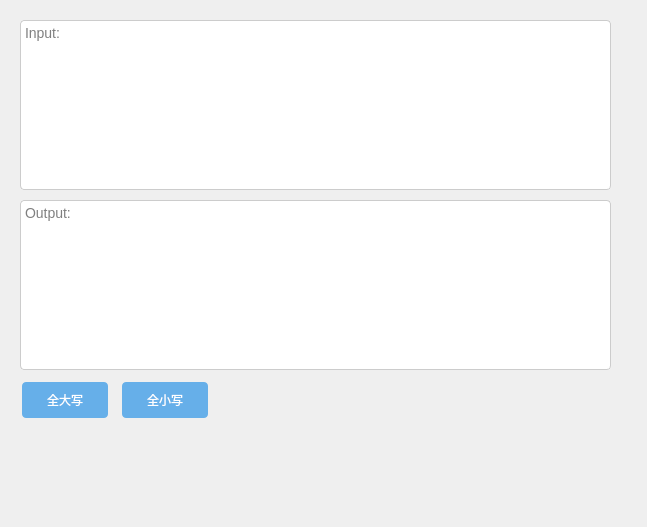
The window that ui/Widgets/encoding/CaseConversion/CaseConversion.ui (tanyiqu/CryptoKing) describes before a commit, drawn with Qt 5.
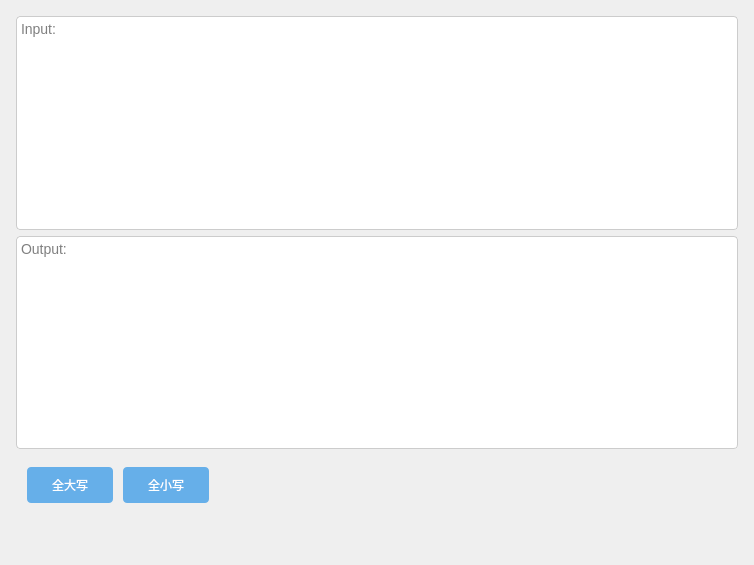
The same window after the commit.

Commit message: 修改大小写转换组件自适应窗口大小

Diff of the .ui file:
```diff
--- a/ui/Widgets/encoding/CaseConversion/CaseConversion.ui
+++ b/ui/Widgets/encoding/CaseConversion/CaseConversion.ui
@@ -6,8 +6,8 @@
    <rect>
     <x>0</x>
     <y>0</y>
-    <width>647</width>
-    <height>527</height>
+    <width>754</width>
+    <height>565</height>
    </rect>
   </property>
   <property name="minimumSize">
@@ -19,32 +19,100 @@
   <property name="windowTitle">
    <string>Form</string>
   </property>
-  <widget class="QPushButton" name="btn_upper">
-   <property name="geometry">
-    <rect>
-     <x>20</x>
-     <y>380</y>
-     <width>90</width>
-     <height>40</height>
-    </rect>
+  <layout class="QVBoxLayout" name="verticalLayout">
+   <property name="leftMargin">
+    <number>16</number>
    </property>
-   <property name="minimumSize">
-    <size>
-     <width>90</width>
-     <height>40</height>
-    </size>
+   <property name="topMargin">
+    <number>16</number>
    </property>
-   <property name="maximumSize">
-    <size>
-     <width>90</width>
-     <height>40</height>
-    </size>
+   <property name="rightMargin">
+    <number>16</number>
    </property>
-   <property name="cursor">
-    <cursorShape>PointingHandCursor</cursorShape>
+   <property name="bottomMargin">
+    <number>50</number>
    </property>
-   <property name="styleSheet">
-    <string notr="true">QPushButton {
+   <item>
+    <widget class="QPlainTextEdit" name="txt_left">
+     <property name="styleSheet">
+      <string notr="true">QPlainTextEdit {
+font-size: 14px;
+color: #000;
+font: 11pt &quot;微软雅黑&quot;;
+background-color: #ffffff;
+border: 1px solid #cccccc;
+border-radius: 4px;
+}
+
+QPlainTextEdit:focus {
+border-color: #66afe9;
+outline: 0;
+}</string>
+     </property>
+     <property name="placeholderText">
+      <string>Input:</string>
+     </property>
+    </widget>
+   </item>
+   <item>
+    <widget class="QPlainTextEdit" name="txt_right">
+     <property name="styleSheet">
+      <string notr="true">QPlainTextEdit {
+font-size: 14px;
+color: #000;
+font: 11pt &quot;微软雅黑&quot;;
+background-color: #ffffff;
+border: 1px solid #cccccc;
+border-radius: 4px;
+}
+
+QPlainTextEdit:focus {
+border-color: #66afe9;
+outline: 0;
+}</string>
+     </property>
+     <property name="readOnly">
+      <bool>true</bool>
+     </property>
+     <property name="placeholderText">
+      <string>Output:</string>
+     </property>
+    </widget>
+   </item>
+   <item>
+    <widget class="QWidget" name="widget" native="true">
+     <property name="minimumSize">
+      <size>
+       <width>0</width>
+       <height>60</height>
+      </size>
+     </property>
+     <property name="maximumSize">
+      <size>
+       <width>16777215</width>
+       <height>60</height>
+      </size>
+     </property>
+     <layout class="QHBoxLayout" name="horizontalLayout">
+      <item>
+       <widget class="QPushButton" name="btn_upper">
+        <property name="minimumSize">
+         <size>
+          <width>90</width>
+          <height>40</height>
+         </size>
+        </property>
+        <property name="maximumSize">
+         <size>
+          <width>90</width>
+          <height>40</height>
+         </size>
+        </property>
+        <property name="cursor">
+         <cursorShape>PointingHandCursor</cursorShape>
+        </property>
+        <property name="styleSheet">
+         <string notr="true">QPushButton {
     border-radius: 4px;
     background-color: #66afe9;
     border: none;
@@ -61,37 +129,31 @@
     background-color: #1976d2;
 }
 </string>
-   </property>
-   <property name="text">
-    <string>全大写</string>
-   </property>
-  </widget>
-  <widget class="QPushButton" name="btn_lower">
-   <property name="geometry">
-    <rect>
-     <x>120</x>
-     <y>380</y>
-     <width>90</width>
-     <height>40</height>
-    </rect>
-   </property>
-   <property name="minimumSize">
-    <size>
-     <width>90</width>
-     <height>40</height>
-    </size>
-   </property>
-   <property name="maximumSize">
-    <size>
-     <width>90</width>
-     <height>40</height>
-    </size>
-   </property>
-   <property name="cursor">
-    <cursorShape>PointingHandCursor</cursorShape>
-   </property>
-   <property name="styleSheet">
-    <string notr="true">QPushButton {
+        </property>
+        <property name="text">
+         <string>全大写</string>
+        </property>
+       </widget>
+      </item>
+      <item>
+       <widget class="QPushButton" name="btn_lower">
+        <property name="minimumSize">
+         <size>
+          <width>90</width>
+          <height>40</height>
+         </size>
+        </property>
+        <property name="maximumSize">
+         <size>
+          <width>90</width>
+          <height>40</height>
+         </size>
+        </property>
+        <property name="cursor">
+         <cursorShape>PointingHandCursor</cursorShape>
+        </property>
+        <property name="styleSheet">
+         <string notr="true">QPushButton {
     border-radius: 4px;
     background-color: #66afe9;
     border: none;
@@ -108,97 +170,29 @@
     background-color: #1976d2;
 }
 </string>
-   </property>
-   <property name="text">
-    <string>全小写</string>
-   </property>
-  </widget>
-  <widget class="QPlainTextEdit" name="txt_left">
-   <property name="geometry">
-    <rect>
-     <x>20</x>
-     <y>20</y>
-     <width>591</width>
-     <height>170</height>
-    </rect>
-   </property>
-   <property name="minimumSize">
-    <size>
-     <width>0</width>
-     <height>170</height>
-    </size>
-   </property>
-   <property name="maximumSize">
-    <size>
-     <width>16777215</width>
-     <height>0</height>
-    </size>
-   </property>
-   <property name="styleSheet">
-    <string notr="true">QPlainTextEdit {
-font-size: 14px;
-color: #000;
-font: 11pt &quot;微软雅黑&quot;;
-background-color: #ffffff;
-border: 1px solid #cccccc;
-border-radius: 4px;
-}
-
-QPlainTextEdit:focus {
-border-color: #66afe9;
-outline: 0;
-}</string>
-   </property>
-   <property name="lineWrapMode">
-    <enum>QPlainTextEdit::WidgetWidth</enum>
-   </property>
-   <property name="placeholderText">
-    <string>Input:</string>
-   </property>
-  </widget>
-  <widget class="QPlainTextEdit" name="txt_right">
-   <property name="geometry">
-    <rect>
-     <x>20</x>
-     <y>200</y>
-     <width>591</width>
-     <height>170</height>
-    </rect>
-   </property>
-   <property name="minimumSize">
-    <size>
-     <width>0</width>
-     <height>170</height>
-    </size>
-   </property>
-   <property name="maximumSize">
-    <size>
-     <width>16777215</width>
-     <height>250</height>
-    </size>
-   </property>
-   <property name="styleSheet">
-    <string notr="true">QPlainTextEdit {
-font-size: 14px;
-color: #000;
-font: 11pt &quot;微软雅黑&quot;;
-background-color: #ffffff;
-border: 1px solid #cccccc;
-border-radius: 4px;
-}
-
-QPlainTextEdit:focus {
-border-color: #66afe9;
-outline: 0;
-}</string>
-   </property>
-   <property name="readOnly">
-    <bool>true</bool>
-   </property>
-   <property name="placeholderText">
-    <string>Output:</string>
-   </property>
-  </widget>
+        </property>
+        <property name="text">
+         <string>全小写</string>
+        </property>
+       </widget>
+      </item>
+      <item>
+       <spacer name="horizontalSpacer">
+        <property name="orientation">
+         <enum>Qt::Horizontal</enum>
+        </property>
+        <property name="sizeHint" stdset="0">
+         <size>
+          <width>40</width>
+          <height>20</height>
+         </size>
+        </property>
+       </spacer>
+      </item>
+     </layout>
+    </widget>
+   </item>
+  </layout>
  </widget>
  <tabstops>
   <tabstop>btn_upper</tabstop>
```
Left out of the diff: 4 changed lines with no effect on the pictures. The commit also changes 1 other file.
